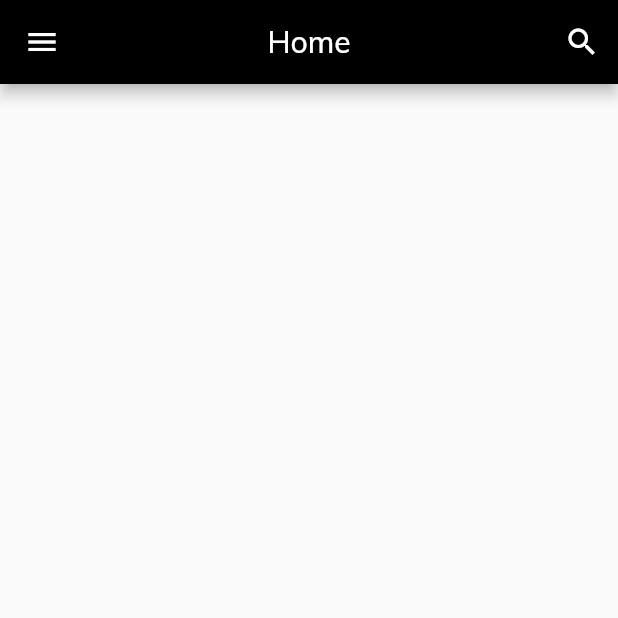
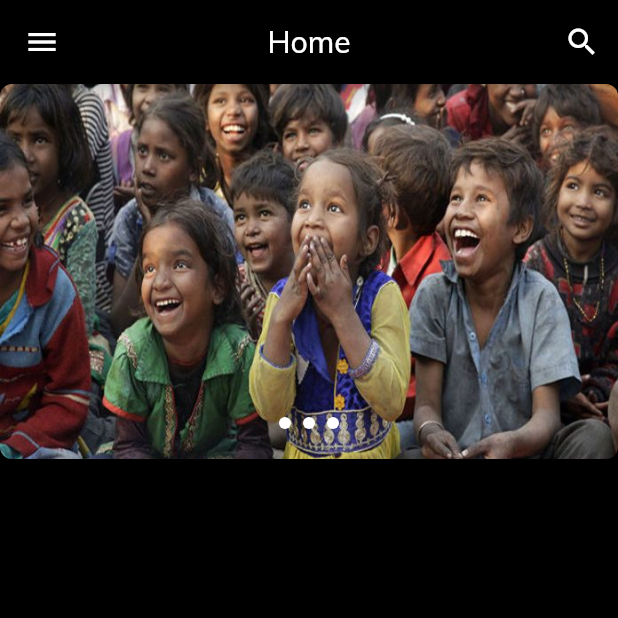
Before and after one commit to VishnuDileesh/BringMeBack-FlutterUIPractice, a Flutter app: the MainScreen screen opened directly, on a phone screen of 412 x 824 dp, the top half of it. Run offline on Flutter 3.47's test engine with Material 2 defaults, Android fonts, the phone set to English and light mode, and no system bars; drawn by our look-alikes of carousel_pro.

Commit message:
Add image carousel to main home screen

```diff
--- a/lib/screens/mainscreen.dart
+++ b/lib/screens/mainscreen.dart
@@ -1,4 +1,5 @@
 import 'package:flutter/material.dart';
+import 'package:carousel_pro/carousel_pro.dart';
 
 import '../widgets/colors.dart';
 
@@ -20,8 +21,36 @@ class MainScreen extends StatelessWidget{
 							),
 						],
 				),
+				backgroundColor: black,
 				drawer: Drawer(
 
+				),
+				body: SafeArea(
+						child: Column(
+								children: <Widget>[
+									SizedBox(
+										height: 250.0,
+
+									  child: Carousel(
+									  		images: [
+									  			AssetImage('assets/images/slideshow-1.jpg'),
+									  			AssetImage('assets/images/slideshow-2.jpg'),
+									  			AssetImage('assets/images/slideshow-3.jpg'),
+									  		],
+									  		boxFit: BoxFit.cover,
+									  		autoplay: false,
+												showIndicator: true,
+												dotSize: 8.0,
+												dotIncreaseSize: 1.0,
+												dotSpacing: 16.0,
+												dotBgColor: Colors.transparent,
+												borderRadius: true,
+												overlayShadow: true,
+												overlayShadowColors: black,
+									  ),
+									),
+								],
+						),
 				),
 		);
 	}
--- a/pubspec.yaml
+++ b/pubspec.yaml
@@ -19,6 +19,7 @@ environment:
 dependencies:
   flutter:
     sdk: flutter
+  carousel_pro:
 
   # The following adds the Cupertino Icons font to your application.
   # Use with the CupertinoIcons class for iOS style icons.
```
Also changed, not shown: pubspec.lock.
